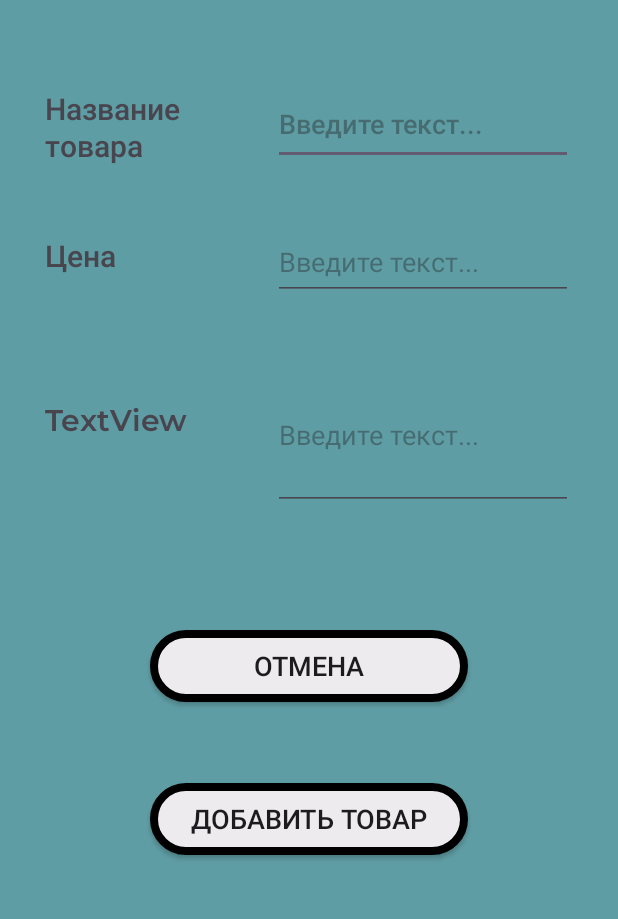
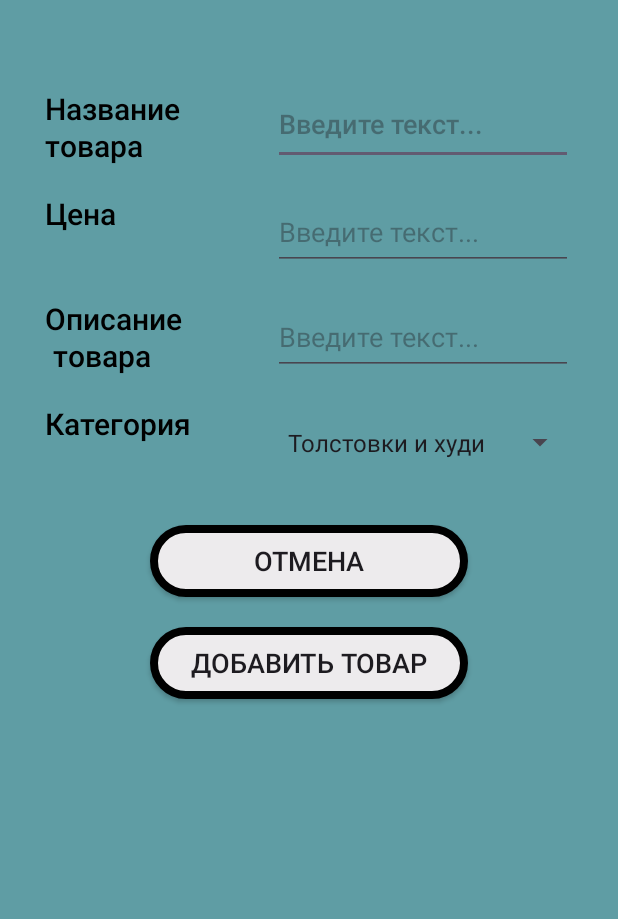
Before and after one commit to xasanit/TrikotazhOnlineShop, an Android app: the AddingNewItemActivity screen opened directly, with no data from a screen before it, on a phone screen of 412 x 824 dp, the part 285-1204 px from its top. Run offline under Robolectric (Android 15) with nearby library versions, the phone set to English and light mode, and no system bars; our stand-ins replace Room's generated code.

Commit message:
Добавлен параметр Категория для товаров

```diff
--- a/app/src/main/java/com/example/project1/AddingNewItemActivity.kt
+++ b/app/src/main/java/com/example/project1/AddingNewItemActivity.kt
@@ -1,18 +1,27 @@
 package com.example.project1
 
+import android.content.Intent
+import android.graphics.Bitmap
 import android.os.Bundle
+import android.widget.ArrayAdapter
 import android.widget.Button
 import android.widget.EditText
 import android.widget.ImageView
+import android.widget.Spinner
 import android.widget.Toast
 import androidx.appcompat.app.AppCompatActivity
 import androidx.lifecycle.lifecycleScope
 import kotlinx.coroutines.launch
+import java.io.IOException
 
+@Suppress("DEPRECATION")
 class AddingNewItemActivity: AppCompatActivity() {
     override fun onCreate(savedInstanceState: Bundle?) {
         super.onCreate(savedInstanceState)
         setContentView(R.layout.adding_new_item_page)
+
+        val kategories: Array<String>
+        kategories = arrayOf("Толстовки и худи", "Обувь", "Аксессуары")
 
         val cancelButton = findViewById<Button>(R.id.cancel_button)
         val confirmButton = findViewById<Button>(R.id.add_new_item_button)
@@ -21,10 +30,19 @@ class AddingNewItemActivity: AppCompatActivity() {
         val itemDescription = findViewById<EditText>(R.id.new_item_description)
         val itemImage = findViewById<ImageView>(R.id.new_item_img)
         val shopName = intent.getStringExtra("SHOP_NAME") ?: "Магазин не найден"
+        val kategorySpinner = findViewById<Spinner>(R.id.action_bar_spinner)
+        val adapter = ArrayAdapter(this, android.R.layout.simple_spinner_item, kategories)
+        adapter.setDropDownViewResource(android.R.layout.simple_spinner_dropdown_item)
+        kategorySpinner.adapter = adapter
 
         val database = AppDatabase.getDatabase(this)
         val productDao = database.productDao()
-        val userDao = database.userDao()
+
+        itemImage.setOnClickListener {
+            val photoPickerIntent = Intent(Intent.ACTION_PICK)
+            photoPickerIntent.setType("image/*")
+            startActivityForResult(photoPickerIntent, 1)
+        }
 
         confirmButton.setOnClickListener {
             val name = itemName.text.toString().trim()
@@ -32,8 +50,10 @@ class AddingNewItemActivity: AppCompatActivity() {
             val description = itemDescription.text.toString().trim()
             val imageResId = R.drawable.default_logo
             val shop = shopName
+            val kategory = kategorySpinner.selectedItem.toString()
 
-            if(name.isNotEmpty() && price.isNotEmpty() && description.isNotEmpty()) {
+
+            if (name.isNotEmpty() && price.isNotEmpty() && description.isNotEmpty()) {
 
                 val newProduct = ProductEntity(
                     name = name,
@@ -41,15 +61,19 @@ class AddingNewItemActivity: AppCompatActivity() {
                     imageResId = imageResId,
                     description = description,
                     isInBasket = false,
-                    shop = shop
+                    shop = shop,
+                    kategory = kategory
                 )
                 lifecycleScope.launch {
                     productDao.insertProduct(newProduct)
-                    Toast.makeText(this@AddingNewItemActivity, "Товар успешно добавлен", Toast.LENGTH_SHORT).show()
+                    Toast.makeText(
+                        this@AddingNewItemActivity,
+                        "Товар успешно добавлен",
+                        Toast.LENGTH_SHORT
+                    ).show()
                     finish()
                 }
-            }
-            else {
+            } else {
                 Toast.makeText(this, "Заполните все поля", Toast.LENGTH_SHORT).show()
             }
         }
--- a/app/src/main/java/com/example/project1/AppDatabase.kt
+++ b/app/src/main/java/com/example/project1/AppDatabase.kt
@@ -7,7 +7,7 @@ import androidx.room.RoomDatabase
 import androidx.room.migration.Migration
 import androidx.sqlite.db.SupportSQLiteDatabase
 
-@Database(entities = [ProductEntity::class, UserEntity::class], version = 3) // Обновили версию до 3
+@Database(entities = [ProductEntity::class, UserEntity::class], version = 4) // Обновили версию до 4
 abstract class AppDatabase : RoomDatabase() {
 
     abstract fun productDao(): ProductDao
@@ -51,12 +51,18 @@ abstract class AppDatabase : RoomDatabase() {
                     }
                 }
 
+                val MIGRATION_4_5 = object : Migration(4, 5) {
+                    override fun migrate(db: SupportSQLiteDatabase) {
+                        db.execSQL("ALTER TABLE products ADD COLUMN kategory TEXT NOT NULL DEFAULT 0")
+                    }
+                }
+
                 val instance = Room.databaseBuilder(
                     context.applicationContext,
                     AppDatabase::class.java,
                     "app_database"
                 )
-                    .addMigrations(MIGRATION_1_2, MIGRATION_2_3) // Добавили миграцию 2 -> 3
+                    .addMigrations(MIGRATION_1_2, MIGRATION_2_3, MIGRATION_3_4, MIGRATION_4_5) // Добавили миграцию 4 -> 5
                     .build()
 
                 INSTANCE = instance
--- a/app/src/main/java/com/example/project1/ProductDao.kt
+++ b/app/src/main/java/com/example/project1/ProductDao.kt
@@ -26,4 +26,7 @@ interface ProductDao {
 
     @Query("SELECT * FROM products WHERE shop = :shopName")
     suspend fun getProductsByShop(shopName: String): List<ProductEntity>
+
+    @Query("SELECT * FROM products WHERE kategory = :kategoryName")
+    suspend fun getProductsByKategory(kategoryName: String): List<ProductEntity>
 }
--- a/app/src/main/java/com/example/project1/ProductEntity.kt
+++ b/app/src/main/java/com/example/project1/ProductEntity.kt
@@ -12,5 +12,6 @@ data class ProductEntity (
     val imageResId: Int,
     val description: String,
     val isInBasket: Boolean,
-    val shop: String
+    val shop: String,
+    val kategory: String
 )
--- a/app/src/main/java/fragments/BasketFragment.kt
+++ b/app/src/main/java/fragments/BasketFragment.kt
@@ -74,7 +74,8 @@ class BasketFragment : Fragment(R.layout.basket_activity) {
             imageResId = product.imageResId,
             description = product.description,
             isInBasket = product.isInBasket,
-            shop = product.shop
+            shop = product.shop,
+            kategory = product.kategory
         )
         parentFragmentManager.beginTransaction()
             .replace(R.id.fragment_container, fragment)
--- a/app/src/main/java/fragments/SearchingFragment.kt
+++ b/app/src/main/java/fragments/SearchingFragment.kt
@@ -88,7 +88,8 @@ class SearchingFragment : Fragment(R.layout.searching_page_activity) {
             imageResId = product.imageResId,
             description = product.description,
             isInBasket = product.isInBasket,
-            shop = product.shop
+            shop = product.shop,
+            kategory = product.kategory
         )
         parentFragmentManager.beginTransaction()
             .replace(R.id.fragment_container, fragment)
--- a/app/src/main/res/layout/adding_new_item_page.xml
+++ b/app/src/main/res/layout/adding_new_item_page.xml
@@ -19,6 +19,7 @@
         app:srcCompat="@drawable/default_logo" />
 
     <TextView
+        android:textColor="@color/black"
         android:id="@+id/newitem_name_textviewset"
         android:layout_width="wrap_content"
         android:layout_height="50dp"
@@ -33,6 +34,7 @@
         app:layout_constraintTop_toBottomOf="@+id/new_item_img" />
 
     <EditText
+        android:textColor="@color/black"
         android:id="@+id/new_item_name"
         android:layout_width="200dp"
         android:layout_height="50dp"
@@ -47,22 +49,26 @@
         app:layout_constraintTop_toBottomOf="@+id/new_item_img" />
 
     <TextView
+        android:textColor="@color/black"
         android:id="@+id/newitem_price_textviewset"
         android:layout_width="wrap_content"
-        android:layout_height="wrap_content"
+        android:layout_height="50dp"
         android:layout_marginStart="30dp"
-        android:layout_marginTop="48dp"
+        android:layout_marginTop="20dp"
         android:fontFamily="@font/montserrat_semibold"
         android:text="Цена"
         android:textSize="20sp"
+        app:layout_constraintEnd_toStartOf="@+id/new_item_price"
+        app:layout_constraintHorizontal_bias="0.0"
         app:layout_constraintStart_toStartOf="parent"
         app:layout_constraintTop_toBottomOf="@+id/newitem_name_textviewset" />
 
     <EditText
+        android:textColor="@color/black"
         android:id="@+id/new_item_price"
         android:layout_width="200dp"
         android:layout_height="50dp"
-        android:layout_marginTop="40dp"
+        android:layout_marginTop="20dp"
         android:layout_marginEnd="30dp"
         android:ems="10"
         android:inputType="text"
@@ -72,22 +78,52 @@
         app:layout_constraintTop_toBottomOf="@+id/new_item_name" />
 
     <TextView
+        android:textColor="@color/black"
         android:id="@+id/textView4"
         android:layout_width="wrap_content"
-        android:layout_height="wrap_content"
+        android:layout_height="50dp"
         android:layout_marginStart="30dp"
-        android:layout_marginTop="80dp"
+        android:layout_marginTop="20dp"
         android:fontFamily="@font/montserrat_semibold"
-        android:text="TextView"
+        android:text="Описание \n товара"
         android:textSize="20sp"
+        app:layout_constraintEnd_toStartOf="@+id/new_item_description"
+        app:layout_constraintHorizontal_bias="0.0"
         app:layout_constraintStart_toStartOf="parent"
         app:layout_constraintTop_toBottomOf="@+id/newitem_price_textviewset" />
 
+    <TextView
+        android:textColor="@color/black"
+        android:id="@+id/textView3"
+        android:layout_width="wrap_content"
+        android:layout_height="50dp"
+        android:layout_marginStart="30dp"
+        android:layout_marginTop="20dp"
+        android:fontFamily="@font/montserrat_semibold"
+        android:text="Категория"
+        android:textSize="20sp"
+        app:layout_constraintEnd_toStartOf="@+id/action_bar_spinner"
+        app:layout_constraintHorizontal_bias="0.0"
+        app:layout_constraintStart_toStartOf="parent"
+        app:layout_constraintTop_toBottomOf="@+id/textView4" />
+
+    <Spinner
+        android:textColor="@color/black"
+        android:id="@+id/action_bar_spinner"
+        android:layout_width="200dp"
+        android:layout_height="50dp"
+        android:layout_marginTop="20dp"
+        android:layout_marginEnd="28dp"
+        app:layout_constraintEnd_toEndOf="parent"
+        app:layout_constraintTop_toBottomOf="@+id/new_item_description">
+    </Spinner>
+
     <EditText
+        android:textColor="@color/black"
         android:id="@+id/new_item_description"
         android:layout_width="200dp"
-        android:layout_height="100dp"
-        android:layout_marginTop="40dp"
+        android:layout_height="50dp"
+        android:layout_marginTop="20dp"
         android:layout_marginEnd="30dp"
         android:ems="10"
         android:hint="Введите текст..."
@@ -102,25 +138,23 @@
         android:layout_width="match_parent"
         android:layout_height="wrap_content"
         android:layout_marginHorizontal="100dp"
-        android:layout_marginTop="80dp"
+        android:layout_marginTop="30dp"
         android:background="@drawable/button_background"
         android:text="Отмена"
         android:textSize="18sp"
         app:layout_constraintEnd_toEndOf="parent"
         app:layout_constraintStart_toStartOf="parent"
-        app:layout_constraintTop_toBottomOf="@+id/new_item_description" />
+        app:layout_constraintTop_toBottomOf="@+id/action_bar_spinner" />
 
     <androidx.appcompat.widget.AppCompatButton
         android:id="@+id/add_new_item_button"
         android:layout_width="match_parent"
         android:layout_height="wrap_content"
         android:layout_marginHorizontal="100dp"
-        android:layout_marginTop="30dp"
-        android:layout_marginBottom="40dp"
+        android:layout_marginTop="20dp"
         android:background="@drawable/button_background"
         android:text="Добавить товар"
         android:textSize="18sp"
-        app:layout_constraintBottom_toBottomOf="parent"
         app:layout_constraintEnd_toEndOf="parent"
         app:layout_constraintStart_toStartOf="parent"
         app:layout_constraintTop_toBottomOf="@+id/cancel_button" />
```
Also changed, not shown: app/src/main/java/fragments/HomePageFragment.kt (+5 -5 lines), app/src/main/java/fragments/ProductDetailsFragment.kt (+6 -1 lines), app/src/main/res/layout/activity_product_details.xml (+22 -4 lines), app/src/main/res/layout/searching_page_activity.xml (+15 -1 lines).
